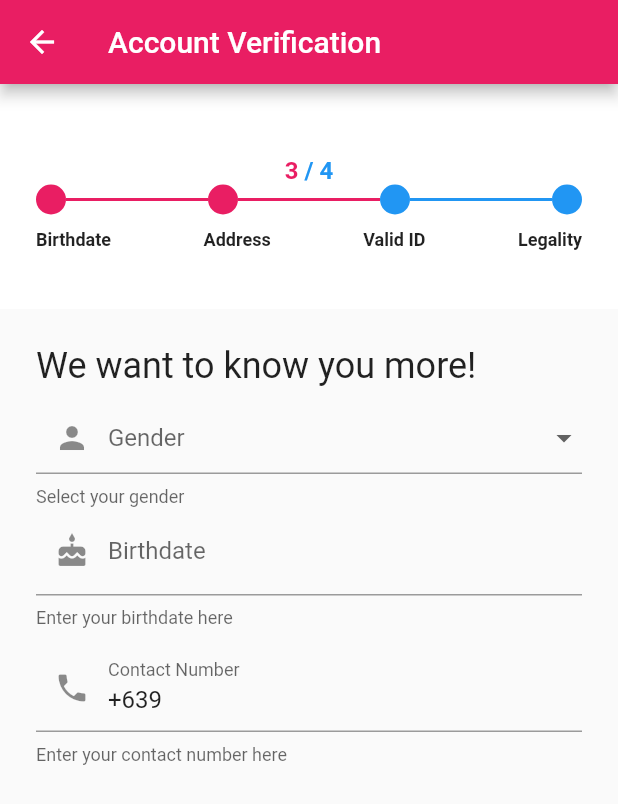
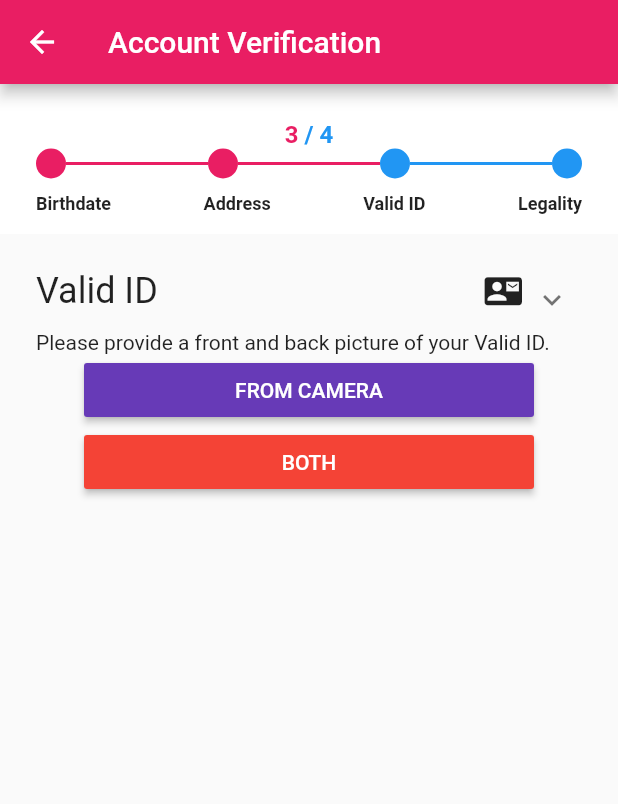
Before and after one commit to mrcprgt/renty, a Flutter app: the VerificationView screen opened directly, swiped to page 3, on a phone screen of 412 x 824 dp. Shown: the top 804 px of the screen. Run offline on Flutter 3.47's test engine with Material 2 defaults, Android fonts, the phone set to English and light mode, and no system bars; drawn by our look-alikes of expandable, flutter_form_builder; our stand-ins replace bottom_navy_bar, cached_network_image, cloud_firestore, cloud_functions, firebase_auth, firebase_messaging and 15 more; missing offline and left inert: flutter_picker, image_picker_gallery_camera, multi_image_picker; accounts and stored records are empty.

Commit message:
page state is not saved onpagechanged :(

```diff
--- a/lib/ui/views/verification_view.dart
+++ b/lib/ui/views/verification_view.dart
@@ -1,24 +1,29 @@
 import 'dart:convert';
+import 'dart:io';
 
+import 'package:expandable/expandable.dart';
 import 'package:flutter/services.dart';
 import 'package:flutter_chips_input/flutter_chips_input.dart';
 import 'package:intl/intl.dart';
 import 'package:flutter/material.dart';
 import 'package:flutter_form_builder/flutter_form_builder.dart';
 import 'package:provider_architecture/viewmodel_provider.dart';
+import 'package:renty_crud_version/constants/tos.dart';
 import 'package:renty_crud_version/ui/shared/ui_helpers.dart';
 import 'package:renty_crud_version/ui/widgets/step_progress.dart';
 import 'package:renty_crud_version/viewmodels/verification_view_model.dart';
 import 'package:mask_text_input_formatter/mask_text_input_formatter.dart';
 import 'package:flutter_picker/flutter_picker.dart';
 import "../../constants/AddressData.dart";
+import 'package:image_picker_gallery_camera/image_picker_gallery_camera.dart';
 
 class VerificationView extends StatefulWidget {
   @override
   _VerificationViewState createState() => _VerificationViewState();
 }
 
-class _VerificationViewState extends State<VerificationView> {
+class _VerificationViewState extends State<VerificationView>
+    with AutomaticKeepAliveClientMixin {
   final GlobalKey<FormBuilderState> _fbKey = GlobalKey<FormBuilderState>();
   final PageController _pageController = new PageController();
   var maskTextInputFormatter = MaskTextInputFormatter(
@@ -26,12 +31,34 @@ class _VerificationViewState extends State<VerificationView> {
   String cityValue, streetValue = "";
   TextEditingController cityController,
       streetController = new TextEditingController();
+  bool checked = false;
+
+  final PageStorageBucket _bucket = new PageStorageBucket();
+
+  @override
+  bool get wantKeepAlive => true;
 
   @override
   void initState() {
     super.initState();
     cityController = new TextEditingController(text: ' ');
     streetController = new TextEditingController(text: ' ');
+  }
+
+  File _image;
+
+  Future getImage(ImgSource source) async {
+    var image = await ImagePickerGC.pickImage(
+      context: context,
+      source: source,
+      cameraIcon: Icon(
+        Icons.add,
+        color: Colors.red,
+      ), //cameraIcon and galleryIcon can change. If no icon provided default icon will be present
+    );
+    setState(() {
+      _image = image;
+    });
   }
 
   @override
@@ -41,6 +68,7 @@ class _VerificationViewState extends State<VerificationView> {
       builder: (context, model, child) {
         var mediaQD = MediaQuery.of(context);
         _safeAreaSize = mediaQD.size;
+        super.build(context);
         return SafeArea(
           child: Scaffold(
             appBar: AppBar(
@@ -48,7 +76,7 @@ class _VerificationViewState extends State<VerificationView> {
             ),
             body: Column(
               children: <Widget>[
-                Container(height: 150.0, child: _getStepProgress()),
+                Container(height: 100.0, child: _getStepProgress()),
                 Expanded(
                   child: FormBuilder(
                     key: _fbKey,
@@ -57,13 +85,14 @@ class _VerificationViewState extends State<VerificationView> {
                       onPageChanged: (i) {
                         setState(() {
                           _curPage = i + 1;
+                          _fbKey.currentState.saveAndValidate();
                         });
                       },
                       children: <Widget>[
                         _buildBirtdateForms(),
                         _buildAddress(),
-                        _buildBirtdateForms(),
-                        _buildBirtdateForms(),
+                        _buildValidID(),
+                        _buildTOS(),
                       ],
                     ),
                   ),
@@ -106,7 +135,7 @@ class _VerificationViewState extends State<VerificationView> {
       _stepStyle,
       decoration: BoxDecoration(color: Colors.white),
       padding: EdgeInsets.only(
-        top: 48.0,
+        top: 24.0,
         left: 24.0,
         right: 24.0,
       ),
@@ -136,7 +165,7 @@ class _VerificationViewState extends State<VerificationView> {
                       DropdownMenuItem(value: gender, child: Text("$gender")))
                   .toList(),
               hint: Text("Gender"),
-              onChanged: (val) => _fbKey.currentState.saveAndValidate(),
+              onChanged: (val) => _fbKey.currentState.save(),
               decoration: InputDecoration(
                   border: UnderlineInputBorder(),
                   prefixIcon: Icon(Icons.person),
@@ -149,6 +178,7 @@ class _VerificationViewState extends State<VerificationView> {
               attribute: "birth_date",
               inputType: InputType.date,
               format: DateFormat.yMMMMd(),
+              onEditingComplete: () => _fbKey.currentState.save(),
               decoration: InputDecoration(
                   border: UnderlineInputBorder(),
                   prefixIcon: Icon(Icons.cake),
@@ -156,13 +186,16 @@ class _VerificationViewState extends State<VerificationView> {
                   labelText: "Birthdate",
                   hintText: "--/--/----",
                   helperText: "Enter your birthdate here"),
-              validators: [FormBuilderValidators.required()],
+              validators: [
+                FormBuilderValidators.required(),
+              ],
             ),
             verticalSpaceSmall,
             FormBuilderTextField(
               attribute: "contact_number",
               initialValue: "+639",
               keyboardType: TextInputType.number,
+              textInputAction: TextInputAction.next,
               inputFormatters: [maskTextInputFormatter],
               decoration: InputDecoration(
                   border: UnderlineInputBorder(),
@@ -171,12 +204,62 @@ class _VerificationViewState extends State<VerificationView> {
                   labelText: "Contact Number",
                   helperText: "Enter your contact number here"),
               validators: [FormBuilderValidators.required()],
+              onEditingComplete: () {
+                if (_fbKey.currentState.saveAndValidate()) {
+                  setState(() {
+                    _pageController.jumpToPage(_curPage);
+                    FocusScope.of(context).unfocus();
+                    FocusScope.of(context).nextFocus();
+                  });
+                }
+              },
             ),
             verticalSpaceSmall,
           ],
         ),
       ),
     );
+  }
+
+  showPickerModal(
+      BuildContext context,
+      String cityValue,
+      String streetValue,
+      TextEditingController cityController,
+      TextEditingController streetController) {
+    new Picker(
+        height: 300,
+        adapter: PickerDataAdapter<String>(
+            pickerdata: new JsonDecoder().convert(PickerData)),
+        changeToFirst: true,
+        hideHeader: false,
+        onConfirm: (Picker picker, List value) {
+          cityValue = picker.adapter.text
+              .replaceAll("[", "")
+              .split(",")[0]
+              .trim()
+              .toString();
+          streetValue = picker.adapter.text
+              .replaceAll("]", "")
+              .split(",")[1]
+              .trim()
+              .toString();
+
+          // prrint(cityValue + "" + streetValue);
+          print(cityController);
+          cityController.value = TextEditingValue(
+            text: cityValue,
+            selection: TextSelection.fromPosition(
+              TextPosition(offset: cityValue.length),
+            ),
+          );
+          streetController.value = TextEditingValue(
+            text: streetValue,
+            selection: TextSelection.fromPosition(
+              TextPosition(offset: streetValue.length),
+            ),
+          );
+        }).showModal(context);
   }
 
   Widget _buildAddress() {
@@ -197,6 +280,8 @@ class _VerificationViewState extends State<VerificationView> {
             FormBuilderTextField(
               attribute: "address_name",
               keyboardType: TextInputType.text,
+              textInputAction: TextInputAction.next,
+              autofocus: true,
               decoration: InputDecoration(
                   border: UnderlineInputBorder(),
                   prefixIcon: Icon(Icons.home),
@@ -258,45 +343,109 @@ class _VerificationViewState extends State<VerificationView> {
       ),
     );
   }
+
+  //TODO: make 2 image pickers and upload them to firestore
+  Widget _buildValidID() {
+    return SingleChildScrollView(
+      child: Padding(
+        padding: const EdgeInsets.all(24.0),
+        child: Column(
+          children: <Widget>[
+            ExpandablePanel(
+              header: Row(
+                mainAxisAlignment: MainAxisAlignment.spaceBetween,
+                children: <Widget>[
+                  Text("Valid ID", style: TextStyle(fontSize: 24)),
+                  Icon(Icons.contact_mail, size: 25)
+                ],
+              ),
+              collapsed: Text(
+                "Please provide a front and back picture of your Valid ID.",
+                softWrap: true,
+                maxLines: 2,
+                overflow: TextOverflow.ellipsis,
+              ),
+              expanded: Column(
+                crossAxisAlignment: CrossAxisAlignment.start,
+                children: <Widget>[
+                  Text(
+                      "Please provide a front and back picture of your Valid ID. Example of Valid ID's : "),
+                  Column(
+                    crossAxisAlignment: CrossAxisAlignment.stretch,
+                    children: <Widget>[
+                      Text("· Driver's License"),
+                      Text("· Passport"),
+                      Text("· PRC"),
+                      Text("· SSS/GSIS ID"),
+                      Text("· BIR ID"),
+                      Text("· Philhealth Card"),
+                      Text("· Company ID"),
+                      Text("· NBI Clearance"),
+                      Text("· School ID"),
+                      Text("· Postal ID"),
+                      Text("· Senior Citizen ID"),
+                      Text(
+                          "· Marriage Certificate with Barangay/Police Clearance"),
+                      Text("· OFW ID"),
+                      Text("· Seaman\s Book, NCWDP, DSWD ID"),
+                    ],
+                  ),
+                ],
+              ),
+
+              // PRC, SSS/GSIS ID, BIR ID, Philhealth Card, Company ID, NBI Clearance, School ID, Postal ID, Senior Citizen ID, Marriage Certificate with Barangay/Police Clearance, OFW ID, Seaman's Book, NCWDP, DSWD ID",
+            ),
+            Container(
+              width: 300,
+              child: RaisedButton(
+                onPressed: () => getImage(ImgSource.Camera),
+                color: Colors.deepPurple,
+                child: Text(
+                  "From Camera".toUpperCase(),
+                  style: TextStyle(color: Colors.white),
+                ),
+              ),
+            ),
+            Container(
+              width: 300,
+              child: RaisedButton(
+                onPressed: () => getImage(ImgSource.Both),
+                color: Colors.red,
+                child: Text(
+                  "Both".toUpperCase(),
+                  style: TextStyle(color: Colors.white),
+                ),
+              ),
+            ),
+            _image != null ? Image.file(_image) : Container(),
+          ],
+        ),
+      ),
+    );
+  }
+
+  Widget _buildTOS() {
+    return SingleChildScrollView(
+      child: Padding(
+        padding: const EdgeInsets.all(24.0),
+        child: Column(
+          children: <Widget>[
+            Text(
+              TOS,
+              textAlign: TextAlign.justify,
+            ),
+            FormBuilderCheckbox(
+              attribute: "checked",
+              label: Text(
+                "I agree to the terms and conditions.",
+                style: TextStyle(fontSize: 16),
+              ),
+              decoration: InputDecoration(
+                  border: UnderlineInputBorder(borderSide: BorderSide.none)),
+            ),
+          ],
+        ),
+      ),
+    );
+  }
 }
-
-showPickerModal(
-    BuildContext context,
-    String cityValue,
-    String streetValue,
-    TextEditingController cityController,
-    TextEditingController streetController) {
-  new Picker(
-      height: 300,
-      adapter: PickerDataAdapter<String>(
-          pickerdata: new JsonDecoder().convert(PickerData)),
-      changeToFirst: true,
-      hideHeader: false,
-      onConfirm: (Picker picker, List value) {
-        cityValue = picker.adapter.text
-            .replaceAll("[", "")
-            .split(",")[0]
-            .trim()
-            .toString();
-        streetValue = picker.adapter.text
-            .replaceAll("]", "")
-            .split(",")[1]
-            .trim()
-            .toString();
-
-        // prrint(cityValue + "" + streetValue);
-        print(cityController);
-        cityController.value = TextEditingValue(
-          text: cityValue,
-          selection: TextSelection.fromPosition(
-            TextPosition(offset: cityValue.length),
-          ),
-        );
-        streetController.value = TextEditingValue(
-          text: streetValue,
-          selection: TextSelection.fromPosition(
-            TextPosition(offset: streetValue.length),
-          ),
-        );
-      }).showModal(context);
-}
```
